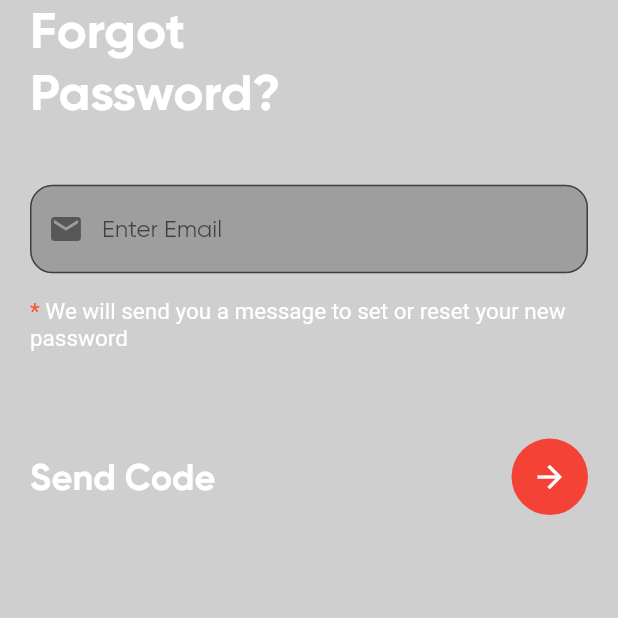
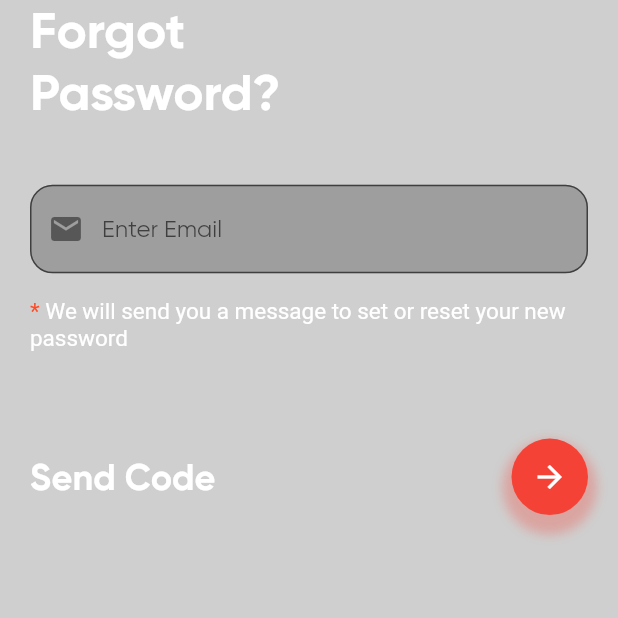
Before and after one commit to ChiragGaonkar/VirtualBuild, a Flutter app: the ForgotPasswordScreen screen opened by its route, on a phone screen of 412 x 824 dp, the top half of it. Run offline on Flutter 3.47's test engine with Material 2 defaults, Android fonts, the phone set to English and light mode, and no system bars.

Commit message:
next button separated

```diff
--- a/lib/main.dart
+++ b/lib/main.dart
@@ -54,7 +54,7 @@ class MyApp extends StatelessWidget {
         ),
       ),
       // initialRoute: HomeScreen.routeName,
-      home: DisplayScreen(),
+      home: ForgotPasswordScreen(),
       //All routes for navigations.
       routes: {
         HomeScreen.routeName: (ctx) => const HomeScreen(),
--- a/lib/screens/forgotpassword_screen.dart
+++ b/lib/screens/forgotpassword_screen.dart
@@ -2,6 +2,8 @@ import 'package:flutter/material.dart';
 import 'package:virtualbuild/widgets/customscreen.dart';
 import 'package:virtualbuild/widgets/customtextfield.dart';
 import 'package:virtualbuild/widgets/header.dart';
+
+import '../widgets/nextButton.dart';
 
 class ForgotPasswordScreen extends StatelessWidget {
   const ForgotPasswordScreen({super.key});
@@ -40,27 +42,7 @@ class ForgotPasswordScreen extends StatelessWidget {
             SizedBox(
               height: size.height * 0.07,
             ),
-            Row(
-              mainAxisAlignment: MainAxisAlignment.spaceBetween,
-              children: [
-                Text(
-                  "Send Code",
-                  style: Theme.of(context).textTheme.headlineSmall,
-                ),
-                Container(
-                  height: 51,
-                  width: 51,
-                  decoration: const BoxDecoration(
-                    color: Colors.red,
-                    shape: BoxShape.circle,
-                  ),
-                  child: const Icon(
-                    Icons.arrow_forward,
-                    color: Colors.white,
-                  ),
-                ),
-              ],
-            ),
+            NextButtonClass(text: "Send Code"),
           ],
         ),
       ),
--- /dev/null
+++ b/lib/widgets/nextButton.dart
@@ -0,0 +1,40 @@
+import 'package:flutter/material.dart';
+
+class NextButtonClass extends StatelessWidget {
+  NextButtonClass({Key? key, required this.text}) : super(key: key);
+  String text = "";
+
+
+  @override
+  Widget build(BuildContext context) {
+    return Row(
+      mainAxisAlignment: MainAxisAlignment.spaceBetween,
+      children: [
+        Text(
+          text,
+          style: Theme.of(context).textTheme.headlineSmall,
+        ),
+        Container(
+          height: 51,
+          width: 51,
+          decoration: BoxDecoration(
+              color: Colors.red,
+              shape: BoxShape.circle,
+              boxShadow: [
+                BoxShadow(
+                  color: Colors.red.withOpacity(0.3),
+                  spreadRadius: 6,
+                  blurRadius: 5,
+                  offset: Offset(0, 7),
+                )
+              ]
+          ),
+          child: const Icon(
+            Icons.arrow_forward,
+            color: Colors.white,
+          ),
+        )
+      ],
+    );
+  }
+}
```
